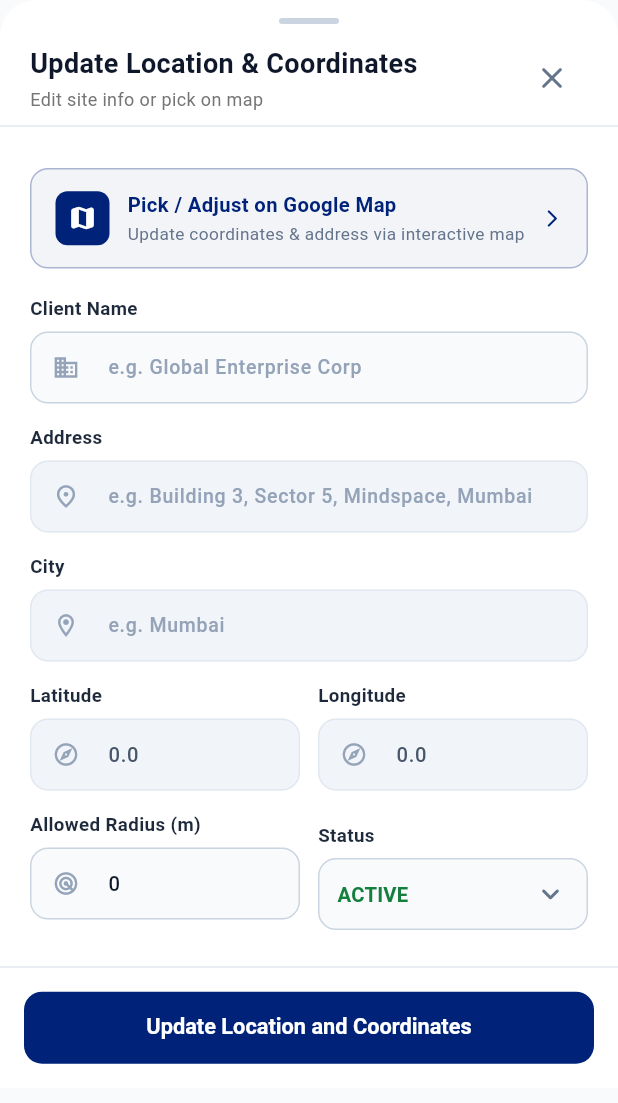
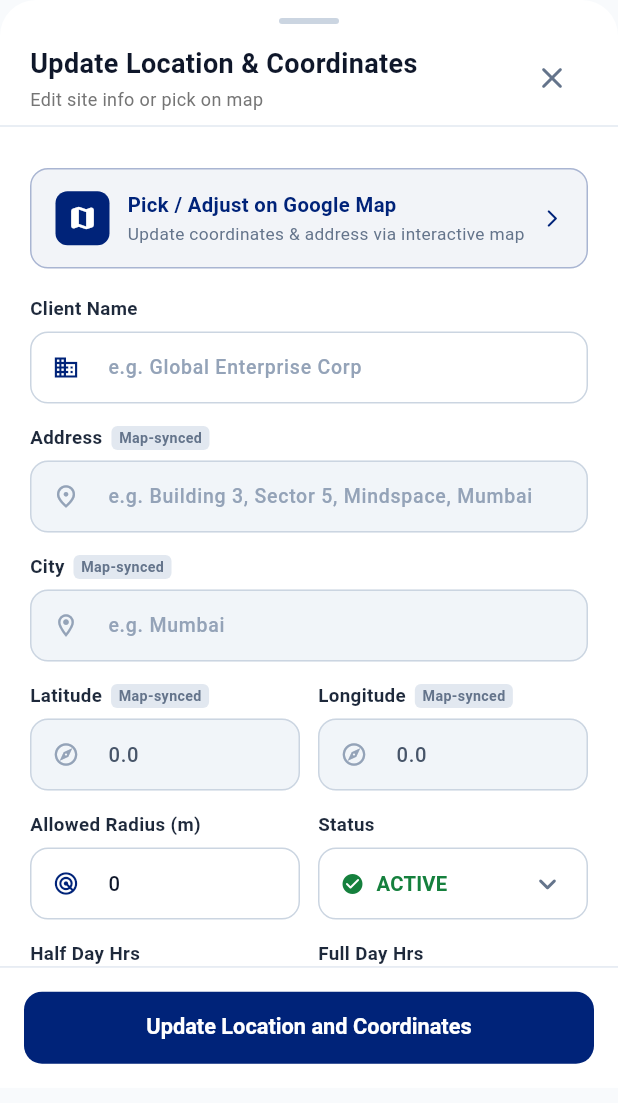
Before and after one commit to shahid531/client_attendence, a Flutter app: the _UpdateLocationSheet widget shown alone on an empty page, opened directly with empty values, on a phone screen of 412 x 824 dp. Shown: the top 1103 px of the screen. Run offline on Flutter 3.47's test engine with Material 3 defaults, Android fonts, the phone set to English and light mode, and no system bars; our stand-ins replace dartz, device_info_plus, dio, equatable, file_picker, flutter_bloc and 9 more; accounts and stored records are empty; network calls fail.

```diff
--- a/lib/presentation/pages/location_employees_page.dart
+++ b/lib/presentation/pages/location_employees_page.dart
@@ -926,8 +926,8 @@ class _UpdateLocationSheetState extends State<_UpdateLocationSheet> {
                               },
                             ),
 
-                            // Address
-                            _buildFieldLabel('Address'),
+                            // Address (Disabled / Map-synced)
+                            _buildFieldLabel('Address', isReadOnly: true),
                             _buildTextInputField(
                               controller: _addressController,
                               hint: 'e.g. Building 3, Sector 5, Mindspace, Mumbai',
@@ -941,8 +941,8 @@ class _UpdateLocationSheetState extends State<_UpdateLocationSheet> {
                               },
                             ),
 
-                            // City
-                            _buildFieldLabel('City'),
+                            // City (Disabled / Map-synced)
+                            _buildFieldLabel('City', isReadOnly: true),
                             _buildTextInputField(
                               controller: _cityController,
                               hint: 'e.g. Mumbai',
@@ -950,14 +950,15 @@ class _UpdateLocationSheetState extends State<_UpdateLocationSheet> {
                               enabled: false,
                             ),
 
-                            // Latitude & Longitude
+                            // Latitude & Longitude (Disabled / Map-synced)
                             Row(
+                              crossAxisAlignment: CrossAxisAlignment.start,
                               children: [
                                 Expanded(
                                   child: Column(
                                     crossAxisAlignment: CrossAxisAlignment.start,
                                     children: [
-                                      _buildFieldLabel('Latitude'),
+                                      _buildFieldLabel('Latitude', isReadOnly: true),
                                       _buildTextInputField(
                                         controller: _latController,
                                         hint: '19.0760',
@@ -985,7 +986,7 @@ class _UpdateLocationSheetState extends State<_UpdateLocationSheet> {
                                   child: Column(
                                     crossAxisAlignment: CrossAxisAlignment.start,
                                     children: [
-                                      _buildFieldLabel('Longitude'),
+                                      _buildFieldLabel('Longitude', isReadOnly: true),
                                       _buildTextInputField(
                                         controller: _lngController,
                                         hint: '72.8777',
@@ -1013,6 +1014,7 @@ class _UpdateLocationSheetState extends State<_UpdateLocationSheet> {
 
                             // Allowed Radius & Status
                             Row(
+                              crossAxisAlignment: CrossAxisAlignment.start,
                               children: [
                                 Expanded(
                                   child: Column(
@@ -1045,67 +1047,16 @@ class _UpdateLocationSheetState extends State<_UpdateLocationSheet> {
                                     crossAxisAlignment: CrossAxisAlignment.start,
                                     children: [
                                       _buildFieldLabel('Status'),
-                                      Container(
-                                        height: 48,
-                                        padding: const EdgeInsets.symmetric(
-                                          horizontal: 12,
-                                        ),
-                                        decoration: BoxDecoration(
-                                          color: const Color(0xFFF8FAFC),
-                                          borderRadius: BorderRadius.circular(12),
-                                          border: Border.all(
-                                            color: const Color(0xFFCBD5E1),
-                                          ),
-                                        ),
-                                        child: DropdownButtonHideUnderline(
-                                          child: DropdownButton<String>(
-                                            value: _status,
-                                            isExpanded: true,
-                                            icon: const Icon(
-                                              Icons.keyboard_arrow_down_rounded,
-                                              color: Color(0xFF64748B),
-                                            ),
-                                            items: const [
-                                              DropdownMenuItem(
-                                                value: 'ACTIVE',
-                                                child: Text(
-                                                  'ACTIVE',
-                                                  style: TextStyle(
-                                                    fontSize: 13.5,
-                                                    fontWeight: FontWeight.bold,
-                                                    color: Color(0xFF15803D),
-                                                  ),
-                                                ),
-                                              ),
-                                              DropdownMenuItem(
-                                                value: 'INACTIVE',
-                                                child: Text(
-                                                  'INACTIVE',
-                                                  style: TextStyle(
-                                                    fontSize: 13.5,
-                                                    fontWeight: FontWeight.bold,
-                                                    color: Color(0xFF64748B),
-                                                  ),
-                                                ),
-                                              ),
-                                            ],
-                                            onChanged: (val) {
-                                              if (val != null) {
-                                                setState(() => _status = val);
-                                              }
-                                            },
-                                          ),
-                                        ),
-                                      ),
+                                      _buildStatusDropdown(),
                                     ],
                                   ),
                                 ),
                               ],
                             ),
-                            const SizedBox(height: 14),
 
                             // Half-Day & Full-Day Hours
                             Row(
+                              crossAxisAlignment: CrossAxisAlignment.start,
                               children: [
                                 Expanded(
                                   child: Column(
@@ -1142,7 +1093,6 @@ class _UpdateLocationSheetState extends State<_UpdateLocationSheet> {
                                 ),
                               ],
                             ),
-                            const SizedBox(height: 10),
                           ],
                         ),
                       ),
@@ -1204,15 +1154,112 @@ class _UpdateLocationSheetState extends State<_UpdateLocationSheet> {
     );
   }
 
-  Widget _buildFieldLabel(String label) {
+  Widget _buildFieldLabel(String label, {bool isReadOnly = false}) {
     return Padding(
       padding: const EdgeInsets.only(bottom: 6),
-      child: Text(
-        label,
-        style: const TextStyle(
-          fontSize: 12.5,
-          fontWeight: FontWeight.bold,
-          color: Color(0xFF1E293B),
+      child: Row(
+        mainAxisSize: MainAxisSize.min,
+        children: [
+          Text(
+            label,
+            style: const TextStyle(
+              fontSize: 12.5,
+              fontWeight: FontWeight.bold,
+              color: Color(0xFF1E293B),
+            ),
+          ),
+          if (isReadOnly) ...[
+            const SizedBox(width: 6),
+            Container(
+              padding: const EdgeInsets.symmetric(horizontal: 5, vertical: 1),
+              decoration: BoxDecoration(
+                color: const Color(0xFFE2E8F0),
+                borderRadius: BorderRadius.circular(4),
+              ),
+              child: const Text(
+                'Map-synced',
+                style: TextStyle(
+                  fontSize: 9.5,
+                  fontWeight: FontWeight.w600,
+                  color: Color(0xFF64748B),
+                ),
+              ),
+            ),
+          ],
+        ],
+      ),
+    );
+  }
+
+  Widget _buildStatusDropdown() {
+    return Padding(
+      padding: const EdgeInsets.only(bottom: 14.0),
+      child: Container(
+        height: 48,
+        padding: const EdgeInsets.symmetric(horizontal: 14),
+        decoration: BoxDecoration(
+          color: Colors.white,
+          borderRadius: BorderRadius.circular(12),
+          border: Border.all(color: const Color(0xFFCBD5E1), width: 1),
+        ),
+        child: DropdownButtonHideUnderline(
+          child: DropdownButton<String>(
+            value: _status,
+            isExpanded: true,
+            icon: const Icon(
+              Icons.keyboard_arrow_down_rounded,
+              color: Color(0xFF64748B),
+            ),
+            items: const [
+              DropdownMenuItem(
+                value: 'ACTIVE',
+                child: Row(
+                  children: [
+                    Icon(
+                      Icons.check_circle_rounded,
+                      color: Color(0xFF15803D),
+                      size: 16,
+                    ),
+                    SizedBox(width: 8),
+                    Text(
+                      'ACTIVE',
+                      style: TextStyle(
+                        fontSize: 13.5,
+                        fontWeight: FontWeight.bold,
+                        color: Color(0xFF15803D),
+                      ),
+                    ),
+                  ],
+                ),
+              ),
+              DropdownMenuItem(
+                value: 'INACTIVE',
+                child: Row(
+                  children: [
+                    Icon(
+                      Icons.cancel_rounded,
+                      color: Color(0xFF64748B),
+                      size: 16,
+                    ),
+                    SizedBox(width: 8),
+                    Text(
+                      'INACTIVE',
+                      style: TextStyle(
+                        fontSize: 13.5,
+                        fontWeight: FontWeight.bold,
+                        color: Color(0xFF64748B),
+                      ),
+                    ),
+                  ],
+                ),
+              ),
+            ],
+            onChanged: (val) {
+              if (val != null) {
+                setState(() => _status = val);
+              }
+            },
+          ),
         ),
       ),
     );
@@ -1240,7 +1287,7 @@ class _UpdateLocationSheetState extends State<_UpdateLocationSheet> {
         ),
         decoration: InputDecoration(
           filled: true,
-          fillColor: enabled ? const Color(0xFFF8FAFC) : const Color(0xFFF1F5F9),
+          fillColor: enabled ? Colors.white : const Color(0xFFF1F5F9),
           hintText: hint,
           hintStyle: const TextStyle(
             color: Color(0xFF94A3B8),
@@ -1249,7 +1296,7 @@ class _UpdateLocationSheetState extends State<_UpdateLocationSheet> {
           prefixIcon: icon != null
               ? Icon(
                   icon,
-                  color: const Color(0xFF94A3B8),
+                  color: enabled ? AppColors.primaryNavy : const Color(0xFF94A3B8),
                   size: 18,
                 )
               : null,
@@ -1267,7 +1314,7 @@ class _UpdateLocationSheetState extends State<_UpdateLocationSheet> {
           ),
           disabledBorder: OutlineInputBorder(
             borderRadius: BorderRadius.circular(12),
-            borderSide: const BorderSide(color: Color(0xFFE2E8F0), width: 1),
+            borderSide: const BorderSide(color: Color(0xFFCBD5E1), width: 1),
           ),
           focusedBorder: const OutlineInputBorder(
             borderRadius: BorderRadius.all(Radius.circular(12)),
--- a/lib/presentation/pages/request_page.dart
+++ b/lib/presentation/pages/request_page.dart
@@ -271,8 +271,8 @@ class RequestPageState extends State<RequestPage> {
             const SizedBox(height: 16),
 
             // Search Bar
-            _buildSearchBar(),
-            const SizedBox(height: 16),
+            // _buildSearchBar(),
+            // const SizedBox(height: 16),
 
             // Tab View Content with Bloc
             BlocConsumer<LeaveBloc, LeaveState>(
```
Also changed, not shown: lib/presentation/pages/approvals_screen.dart (+6 -6 lines), lib/presentation/widgets/location_picker_dialog.dart (+22 -24 lines).
